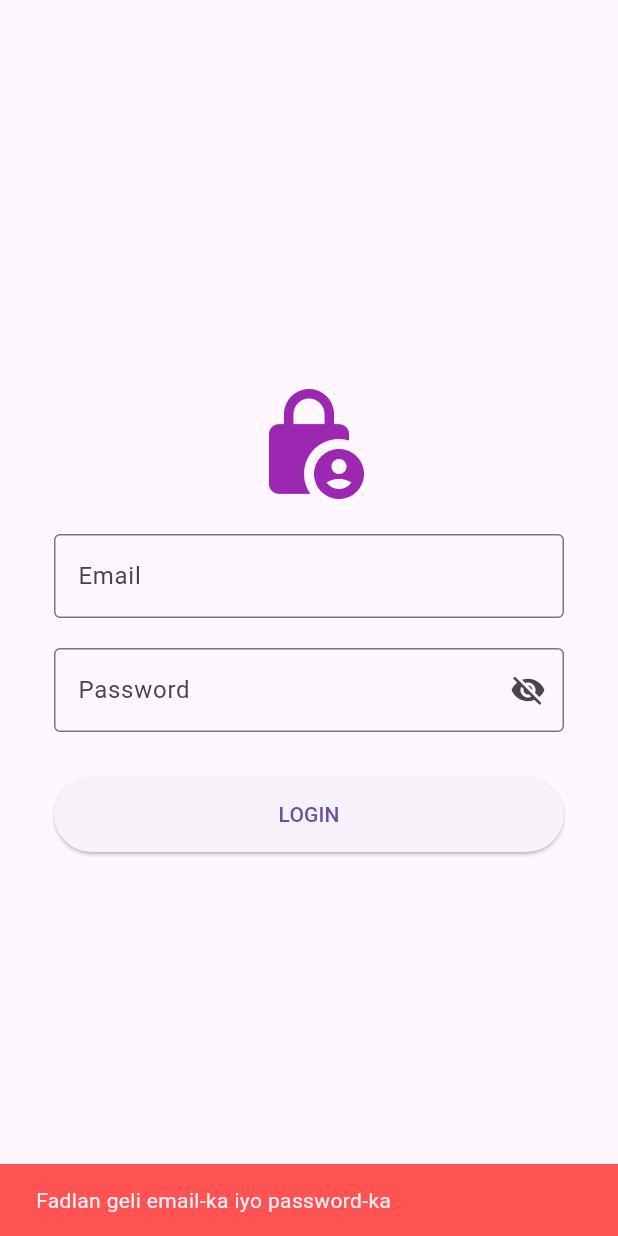
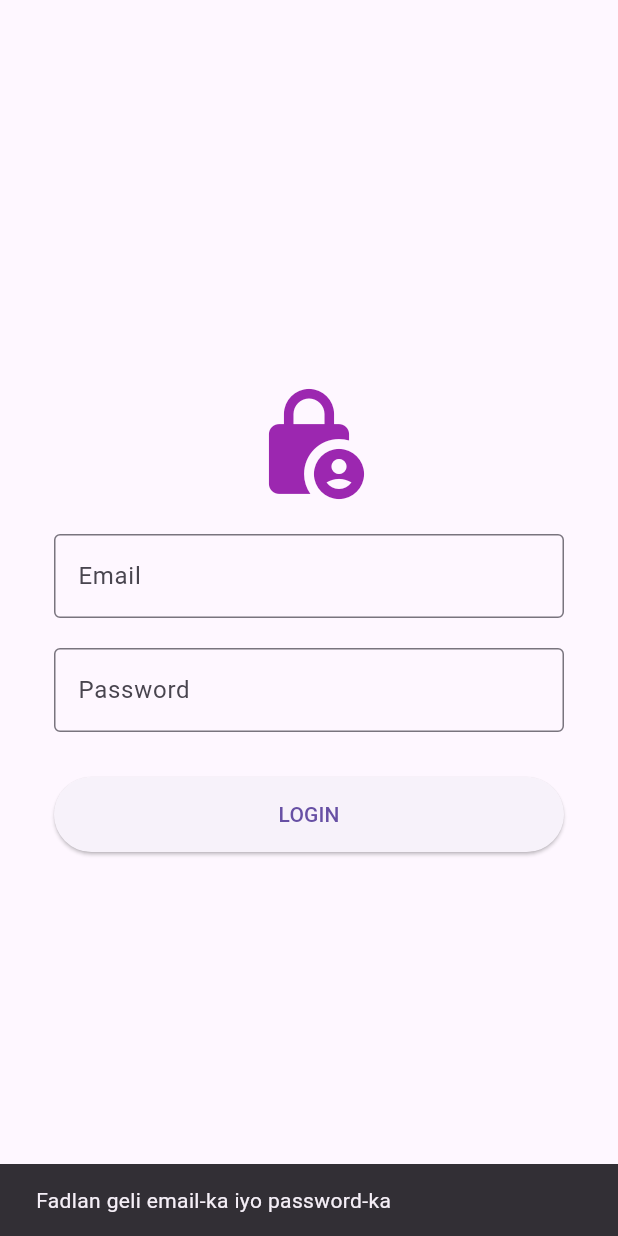
Before and after one commit to ismailahmedadam737/perfume, a Flutter app: the screen it shows after launch, after a tap on "LOGIN", on a phone screen of 412 x 824 dp. Run offline on Flutter 3.47's test engine with Material 3 defaults, Android fonts, the phone set to English and light mode, and no system bars; our stand-ins replace fl_chart, image_picker, pdf, printing.

Commit message:
Waxaan saxay Login logic-ga

```diff
--- a/lib/login_page.dart
+++ b/lib/login_page.dart
@@ -12,9 +12,9 @@ class LoginPage extends StatefulWidget {
 class _LoginPageState extends State<LoginPage> {
   final TextEditingController _emailController = TextEditingController();
   final TextEditingController _passwordController = TextEditingController();
-  bool _isPasswordVisible = false;
   bool _isLoading = false;
 
+  // Function-ka asalka ahaa ee Login-ka
   Future<void> _handleLogin() async {
     final email = _emailController.text.trim();
     final password = _passwordController.text.trim();
@@ -30,30 +30,13 @@ class _LoginPageState extends State<LoginPage> {
       var responseData = await UserService.loginUser(email, password);
 
       if (responseData != null) {
-        print("DEBUG: API Response: $responseData");
-
+        // Waxaan u qaadanaynaa role-ka sidii aan horey u saxnay (user object gudahiisa)
         String userRole = 'user';
-
-        // SAFE LOGIC: Waxaan baaraynaa labada meelood ee role-ku ku jiri karo
-        if (responseData is Map) {
-          // 1. Haddii uu ku jiro 'user' object (sida: {user: {role: admin}})
-          if (responseData.containsKey('user') && responseData['user'] is Map) {
-            userRole = (responseData['user']['role'] ?? 'user').toString();
-          }
-          // 2. Haddii uu toos ugu jiro (sida: {role: admin})
-          else {
-            userRole = (responseData['role'] ?? 'user').toString();
-          }
+        if (responseData is Map && responseData.containsKey('user')) {
+           userRole = responseData['user']['role'].toString();
+        } else if (responseData is Map) {
+           userRole = responseData['role']?.toString() ?? 'user';
         }
-        // 3. Haddii uu yahay List
-        else if (responseData is List && responseData.isNotEmpty) {
-          var firstItem = responseData[0];
-          if (firstItem is Map) {
-            userRole = (firstItem['role'] ?? 'user').toString();
-          }
-        }
-
-        print("DEBUG: Final Role identified: $userRole");
 
         if (mounted) {
           Navigator.pushReplacement(
@@ -64,11 +47,10 @@ class _LoginPageState extends State<LoginPage> {
           );
         }
       } else {
-        _showSnackBar("Email ama Password khaldan ama server-ka ayaa diiday!");
+        _showSnackBar("Login failed: Email ama Password khaldan");
       }
     } catch (e) {
-      _showSnackBar("Khalad ayaa dhacay: $e");
-      print("Error: $e");
+      _showSnackBar("Error: $e");
     } finally {
       if (mounted) setState(() => _isLoading = false);
     }
@@ -76,13 +58,12 @@ class _LoginPageState extends State<LoginPage> {
 
   void _showSnackBar(String message) {
     if (!mounted) return;
-    ScaffoldMessenger.of(context).showSnackBar(
-      SnackBar(content: Text(message), backgroundColor: Colors.redAccent),
-    );
+    ScaffoldMessenger.of(context).showSnackBar(SnackBar(content: Text(message)));
   }
 
   @override
   Widget build(BuildContext context) {
+    // UI-ga asalka ahaa
     return Scaffold(
       body: Center(
         child: Container(
@@ -100,15 +81,8 @@ class _LoginPageState extends State<LoginPage> {
               const SizedBox(height: 20),
               TextField(
                 controller: _passwordController,
-                obscureText: !_isPasswordVisible,
-                decoration: InputDecoration(
-                  labelText: "Password",
-                  border: const OutlineInputBorder(),
-                  suffixIcon: IconButton(
-                    icon: Icon(_isPasswordVisible ? Icons.visibility : Icons.visibility_off),
-                    onPressed: () => setState(() => _isPasswordVisible = !_isPasswordVisible),
-                  ),
-                ),
+                obscureText: true,
+                decoration: const InputDecoration(labelText: "Password", border: OutlineInputBorder()),
               ),
               const SizedBox(height: 30),
               _isLoading
```
